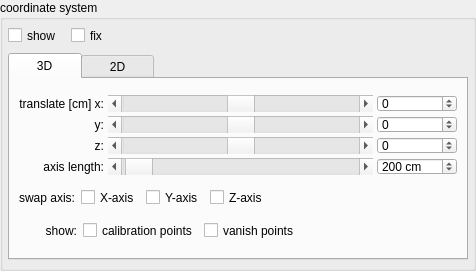
The window that ui/coordinateSystemBox.ui (ped-dyn-emp/PeTrack) describes before a commit, drawn with Qt 5.
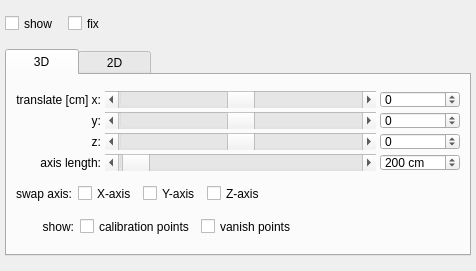
The same window after the commit. Custom widgets are drawn as their Qt base class.

Diff of the .ui file:
```diff
--- a/ui/coordinateSystemBox.ui
+++ b/ui/coordinateSystemBox.ui
@@ -1,7 +1,7 @@
 <?xml version="1.0" encoding="UTF-8"?>
 <ui version="4.0">
  <class>CoordinateSystemBox</class>
- <widget class="QGroupBox" name="CoordinateSystemBox">
+ <widget class="QWidget" name="CoordinateSystemBox">
   <property name="geometry">
    <rect>
     <x>0</x>
@@ -31,9 +31,6 @@
   <property name="focusPolicy">
    <enum>Qt::TabFocus</enum>
   </property>
-  <property name="title">
-   <string>coordinate system</string>
-  </property>
   <layout class="QVBoxLayout" name="verticalLayout_14">
    <property name="leftMargin">
     <number>5</number>
```
